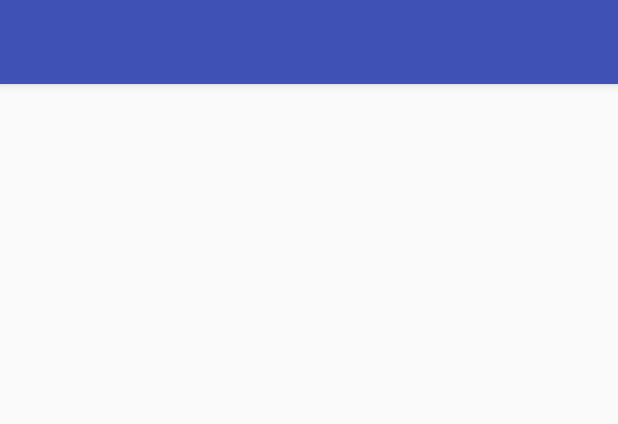
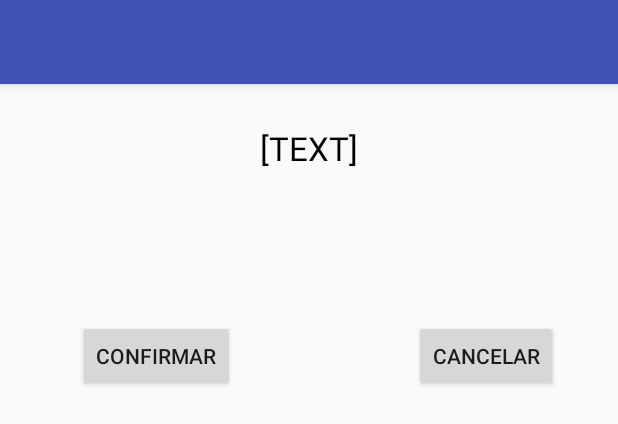
Before and after one commit to amiltonjr/PessoalAndroid, an Android app: the layout activity_remove_person.xml on its own in the app's theme, with its tools: preview values and no code run, on a phone screen of 412 x 824 dp. Shown: the top 424 px of the screen. Run offline under Robolectric (Android 15) with nearby library versions, the phone set to English and light mode, and no system bars.

Commit message:
Implementados todos os recursos de remover uma pessoa

```diff
--- a/app/src/main/res/layout/content_remove_person.xml
+++ b/app/src/main/res/layout/content_remove_person.xml
@@ -8,4 +8,43 @@
     tools:context=".RemovePersonActivity"
     tools:showIn="@layout/activity_remove_person">
 
+    <TextView
+        android:id="@+id/lblRemovePerson"
+        android:layout_width="wrap_content"
+        android:layout_height="wrap_content"
+        android:layout_marginEnd="8dp"
+        android:layout_marginStart="8dp"
+        android:layout_marginTop="28dp"
+        android:layout_marginLeft="5dp"
+        android:layout_marginRight="5dp"
+        android:text="[TEXT]"
+        android:textColor="@android:color/black"
+        android:textSize="22sp"
+        app:layout_constraintEnd_toEndOf="parent"
+        app:layout_constraintHorizontal_bias="0.501"
+        app:layout_constraintStart_toStartOf="parent"
+        app:layout_constraintTop_toTopOf="parent" />
+
+    <Button
+        android:id="@+id/bntConfirm"
+        android:layout_width="wrap_content"
+        android:layout_height="wrap_content"
+        android:layout_marginEnd="84dp"
+        android:layout_marginStart="8dp"
+        android:layout_marginTop="100dp"
+        android:text="Confirmar"
+        app:layout_constraintEnd_toStartOf="@+id/btnCancel"
+        app:layout_constraintHorizontal_bias="0.551"
+        app:layout_constraintStart_toStartOf="parent"
+        app:layout_constraintTop_toBottomOf="@+id/lblRemovePerson" />
+
+    <Button
+        android:id="@+id/btnCancel"
+        android:layout_width="wrap_content"
+        android:layout_height="wrap_content"
+        android:layout_marginEnd="40dp"
+        android:layout_marginTop="100dp"
+        android:text="Cancelar"
+        app:layout_constraintEnd_toEndOf="parent"
+        app:layout_constraintTop_toBottomOf="@+id/lblRemovePerson" />
 </android.support.constraint.ConstraintLayout>
```
Also changed, not shown: app/src/main/java/com/amiltonsoft/amiltonjunior/pessoalandroid/RemovePersonActivity.java (+47 -0 lines), app/src/main/java/extras/DB.java (+16 -0 lines).
